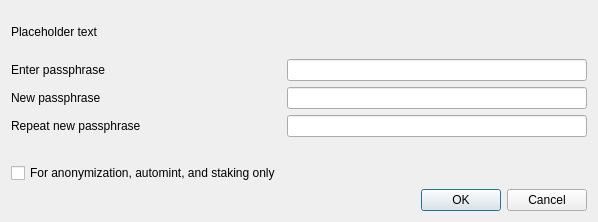
liray-unendlich/Elecash, file src/qt/forms/askpassphrasedialog.ui: the form before one commit.
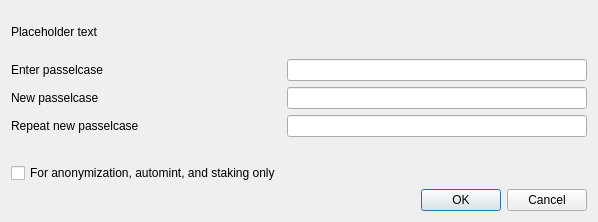
The form after the commit.

Patch:
```diff
--- a/src/qt/forms/askpassphrasedialog.ui
+++ b/src/qt/forms/askpassphrasedialog.ui
@@ -53,7 +53,7 @@
      <item row="0" column="0">
       <widget class="QLabel" name="passLabel1">
        <property name="text">
-        <string>Enter passphrase</string>
+        <string>Enter passelcase</string>
        </property>
       </widget>
      </item>
@@ -67,7 +67,7 @@
      <item row="1" column="0">
       <widget class="QLabel" name="passLabel2">
        <property name="text">
-        <string>New passphrase</string>
+        <string>New passelcase</string>
        </property>
       </widget>
      </item>
@@ -81,7 +81,7 @@
      <item row="2" column="0">
       <widget class="QLabel" name="passLabel3">
        <property name="text">
-        <string>Repeat new passphrase</string>
+        <string>Repeat new passelcase</string>
        </property>
       </widget>
      </item>
```
Left out of the diff: 10 changed lines with no effect on the pictures.
